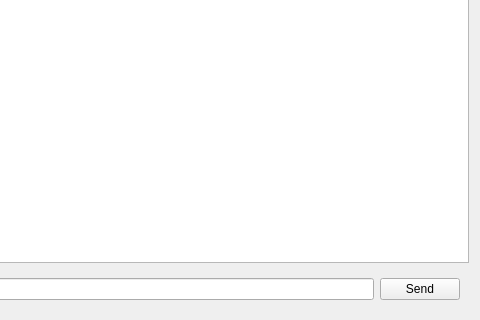
Above: Server/clientchatwidget.ui from mnbedel/chat_app_cpp_qt before the change; both pictures show x 147 to 627 and y 117 to 437 of the 627 by 437 pixel window. Below: the same form after it.
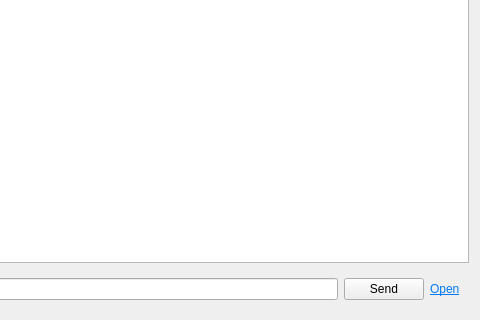
That is the form after the change.

The edit to the form file:
```diff
--- a/Server/clientchatwidget.ui
+++ b/Server/clientchatwidget.ui
@@ -37,6 +37,13 @@
         </property>
        </widget>
       </item>
+      <item>
+       <widget class="QLabel" name="labelOpenFolder">
+        <property name="text">
+         <string>&lt;html&gt;&lt;head/&gt;&lt;body&gt;&lt;p&gt;&lt;a href=&quot;#&quot;&gt;&lt;span style=&quot; text-decoration: underline; color:#007af4;&quot;&gt;Open&lt;/span&gt;&lt;/a&gt;&lt;/p&gt;&lt;/body&gt;&lt;/html&gt;</string>
+        </property>
+       </widget>
+      </item>
      </layout>
     </widget>
    </item>
```
